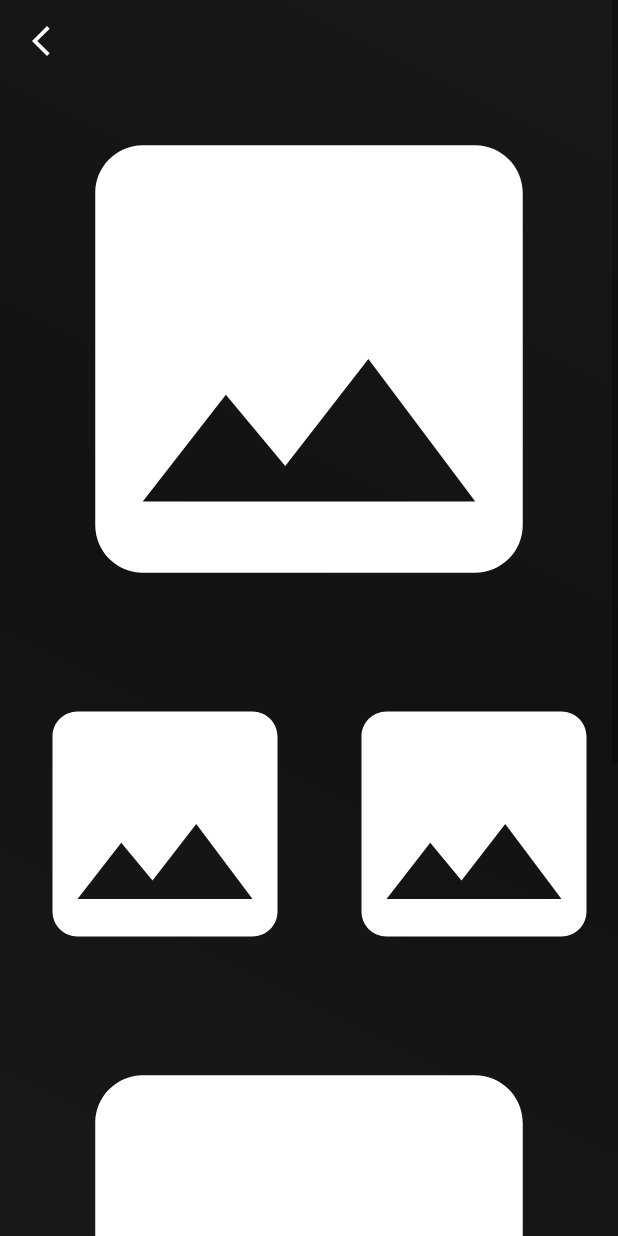
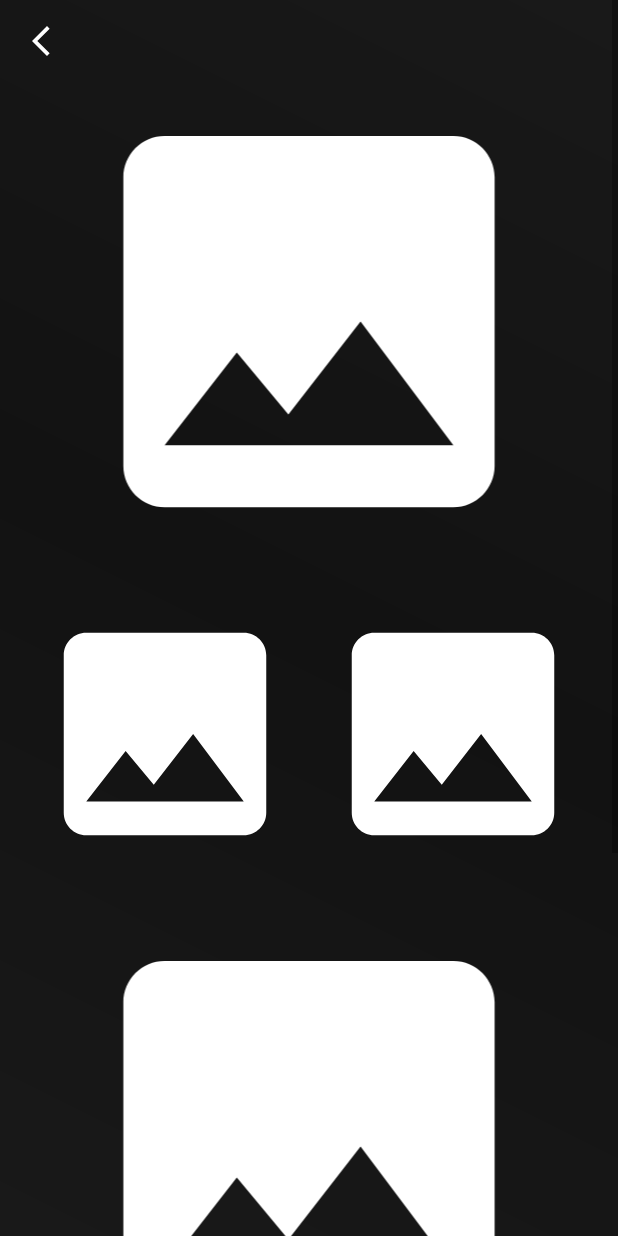
Before and after one commit to satmxd/VVIM-App, an Android app: the layout activity_gallery.xml on its own in the app's theme, with its tools: preview values and no code run, on a phone screen of 412 x 824 dp. Run offline under Robolectric (Android 15) with nearby library versions, the phone set to English and light mode, and no system bars.

Commit message:
gallery fix

```diff
--- a/Android App/app/build.gradle
+++ b/Android App/app/build.gradle
@@ -33,9 +33,9 @@ dependencies {
     implementation 'com.google.android.material:material:1.6.1'
     implementation 'androidx.constraintlayout:constraintlayout:2.1.4'
     testImplementation 'junit:junit:4.+'
-    androidTestImplementation 'androidx.test.ext:junit:1.1.3'
-    androidTestImplementation 'androidx.test.espresso:espresso-core:3.4.0'
-    implementation 'com.google.zxing:core:3.4.1'
+    androidTestImplementation 'androidx.test.ext:junit:1.1.5'
+    androidTestImplementation 'androidx.test.espresso:espresso-core:3.5.1'
+    implementation 'com.google.zxing:core:3.5.2'
     implementation 'com.journeyapps:zxing-android-embedded:4.3.0'
     implementation 'eu.livotov.labs.android:CAMView:2.0.1@aar'
 
--- a/Android App/app/src/main/res/layout/activity_gallery.xml
+++ b/Android App/app/src/main/res/layout/activity_gallery.xml
@@ -28,8 +28,8 @@
         <ImageView
             android:id="@+id/galleryimg1"
             android:layout_width="match_parent"
-            android:padding="10dp"
-            android:layout_height="400dp"
+            android:paddingVertical="10dp"
+            android:layout_height="350dp"
             android:src="@drawable/baseline_photo_24"
             app:layout_constraintEnd_toEndOf="parent"
             app:layout_constraintStart_toStartOf="parent"
@@ -37,31 +37,32 @@
 
         <ImageView
             android:id="@+id/galleryimg2"
+            android:layout_width="200dp"
+
+            android:layout_height="200dp"
+            android:layout_marginLeft="10dp"
             android:padding="10dp"
-
-            android:layout_width="220dp"
-            android:layout_height="220dp"
             android:src="@drawable/baseline_photo_24"
             app:layout_constraintStart_toStartOf="parent"
             app:layout_constraintTop_toBottomOf="@+id/galleryimg1" />
 
         <ImageView
             android:id="@+id/galleryimg3"
-            android:layout_width="220dp"
-            android:layout_height="220dp"
+            android:layout_width="200dp"
+            android:layout_height="200dp"
+            android:layout_marginRight="10dp"
             android:padding="10dp"
 
             android:src="@drawable/baseline_photo_24"
             app:layout_constraintEnd_toEndOf="parent"
-            app:layout_constraintStart_toEndOf="@+id/galleryimg2"
             app:layout_constraintTop_toBottomOf="@+id/galleryimg1" />
 
         <ImageView
             android:id="@+id/galleryimg4"
             android:layout_width="match_parent"
-            android:layout_height="400dp"
+            android:layout_height="350dp"
 
-            android:padding="10dp"
+            android:paddingVertical="10dp"
             android:src="@drawable/baseline_photo_24"
             app:layout_constraintEnd_toEndOf="parent"
             app:layout_constraintStart_toStartOf="parent"
@@ -69,29 +70,23 @@
 
         <ImageView
             android:id="@+id/galleryimg5"
-            android:layout_width="220dp"
-
-            android:layout_height="220dp"
-            android:layout_marginStart="12dp"
+            android:layout_width="200dp"
+            android:layout_height="200dp"
             android:padding="10dp"
+            android:layout_marginLeft="10dp"
             android:src="@drawable/baseline_photo_24"
-            app:layout_constraintEnd_toStartOf="@+id/galleryimg6"
             app:layout_constraintStart_toStartOf="parent"
             app:layout_constraintTop_toBottomOf="@+id/galleryimg4" />
 
         <ImageView
             android:id="@+id/galleryimg6"
-            android:layout_width="220dp"
-            android:layout_height="220dp"
-
+            android:layout_width="200dp"
+            android:layout_height="200dp"
+            android:layout_marginRight="10dp"
             android:padding="10dp"
             android:src="@drawable/baseline_photo_24"
-            app:layout_constraintBottom_toBottomOf="parent"
             app:layout_constraintEnd_toEndOf="parent"
-            app:layout_constraintHorizontal_bias="1.0"
-            app:layout_constraintStart_toEndOf="@+id/galleryimg2"
-            app:layout_constraintTop_toBottomOf="@+id/galleryimg4"
-            app:layout_constraintVertical_bias="0.0" />
+            app:layout_constraintTop_toBottomOf="@+id/galleryimg4" />
 
         <TextView
             android:layout_width="match_parent"
--- a/Android App/app/src/main/res/layout/activity_splash_screen.xml
+++ b/Android App/app/src/main/res/layout/activity_splash_screen.xml
@@ -66,6 +66,7 @@
         app:layout_constraintVertical_bias="0.285" />
 
     <TextView
+        android:id="@+id/splashscreentext"
         android:layout_width="match_parent"
         android:layout_height="wrap_content"
         android:fontFamily="sans-serif-light"
```
Also changed, not shown: Android App/app/src/main/java/com/example/treescanner/GalleryActivity.java (+40 -0 lines), Android App/app/src/main/java/com/example/treescanner/SplashScreen.java (+9 -1 lines).
